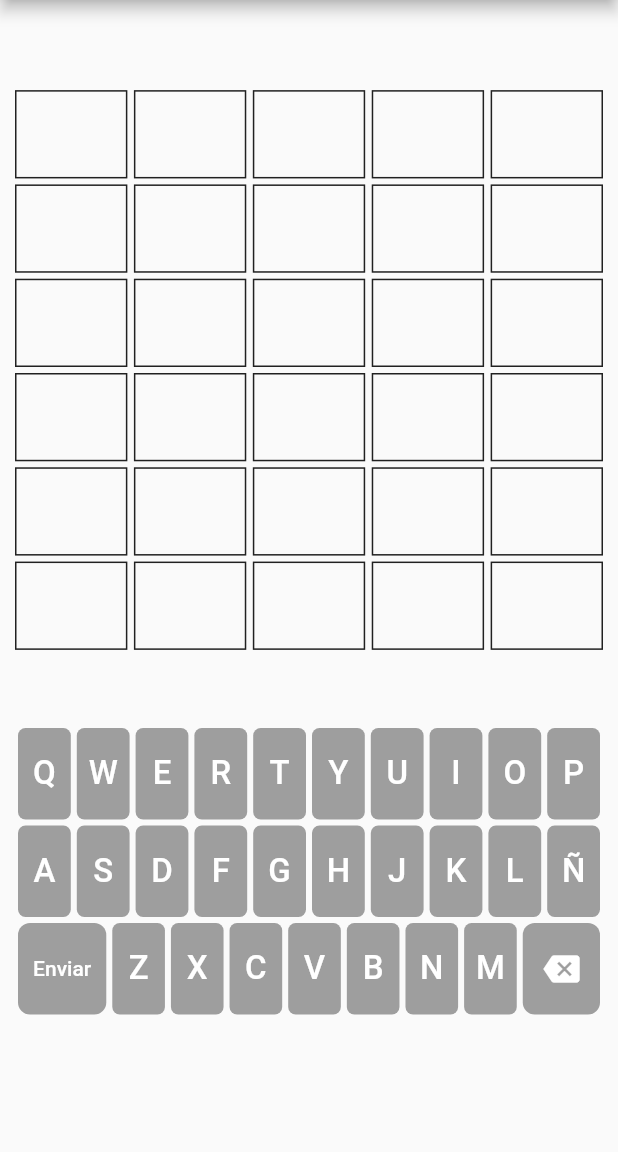
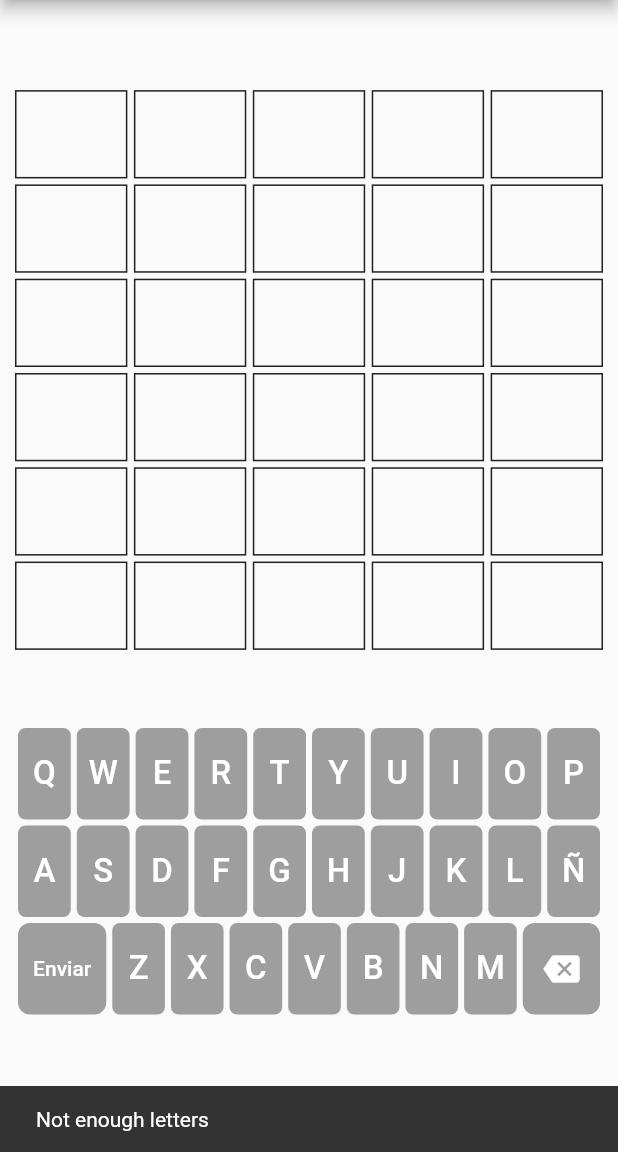
Before and after one commit to aaguueeroo/la_palabra_del_dia, a Flutter app: the screen it shows after launch, after a tap on "Enviar", on a phone screen of 412 x 824 dp, the part 84-1236 px from its top. Run offline on Flutter 3.47's test engine with Material 2 defaults, Android fonts, the phone set to English and light mode, and no system bars.

Commit message:
added color response

```diff
--- /dev/null
+++ b/lib/constants/globals.dart
@@ -0,0 +1,30 @@
+import 'package:flutter/material.dart';
+
+Characters? wordToGuess;
+
+/// The number of max attempts that the user can make.
+const int maxAttempts = 6;
+
+/// List of possible words that the user can guess. The word is chosen randomly
+/// from this list every time the game view is built.
+///
+/// By default, all the words have a length of 5 letters.
+List<Characters> wordList = [
+  Characters('JULIA'),
+  Characters('FUEGO'),
+  Characters('CIELO'),
+  Characters('NIEVE'),
+  Characters('PODER'),
+  Characters('MENOR'),
+  Characters('NOVIO'),
+  Characters('JUEGO'),
+  Characters('TUNEL'),
+  Characters('PASTO'),
+  Characters('VICIO'),
+  Characters('DROGA'),
+  Characters('CREMA'),
+  Characters('MOVIL'),
+  Characters('CALLO'),
+  Characters('FIERA'),
+  Characters('EXTRA'),
+];
--- /dev/null
+++ b/lib/controller/game_controller.dart
@@ -0,0 +1,149 @@
+import 'dart:math';
+
+import 'package:flutter/material.dart';
+import 'package:la_palabra_del_dia/main.dart';
+import '../constants/globals.dart';
+import '../model/letter.dart';
+
+class GameController with ChangeNotifier {
+  static final GameController _singleton = GameController._internal();
+
+  factory GameController() {
+    // _singleton._game = Provider.of<Game>(context);
+
+    return _singleton;
+  }
+
+  GameController._internal() {
+    _currentAttempt = 0;
+    _attemptedWords = [[]];
+  }
+
+  //VARIABLES
+  late List<List<Letter>> _attemptedWords;
+  late int _currentAttempt;
+
+  get currentAttempt => _currentAttempt;
+  get attemptedWords => _attemptedWords;
+
+  Future<void> setNewWordToGuess() async {
+    final random = await Random().nextInt(wordList.length);
+    wordToGuess = wordList[random];
+    print(wordToGuess);
+  }
+
+  void inputLetter(String letter) {
+    int position = _attemptedWords[_currentAttempt].length;
+    if (_attemptedWords[currentAttempt].length < wordToGuess!.length) {
+      _attemptedWords[currentAttempt].add(Letter(
+        character: letter,
+        position: position,
+      ));
+    }
+    notifyListeners();
+  }
+
+  void deleteLetter() {
+    if (_attemptedWords[currentAttempt].isNotEmpty) {
+      _attemptedWords[currentAttempt].removeLast();
+    }
+    notifyListeners();
+  }
+
+  void sendAttempt() {
+    // if the word is complete
+    if (_attemptedWords[currentAttempt].length == wordToGuess!.length) {
+      if (isWordCorrect()) {
+        scaffoldMessengerKey.currentState!
+            .showSnackBar(const SnackBar(content: Text('Enhorabuena!')));
+      } else {
+        //show wrong and right letters
+        addAttemptedWord();
+      }
+    }
+
+    //if there are letters missing
+    else {
+      scaffoldMessengerKey.currentState!
+          .showSnackBar(const SnackBar(content: Text('Not enough letters')));
+    }
+  }
+
+  /// Called when a word is guessed incorrectly.
+  void addAttemptedWord() {
+    _attemptedWords.add([]);
+    _currentAttempt++;
+    if (_currentAttempt > maxAttempts) {
+      _currentAttempt = maxAttempts;
+      endGame();
+    }
+    notifyListeners();
+  }
+
+  bool isWordCorrect() {
+    for (int i = 0; i < wordToGuess!.length; i++) {
+      if (_attemptedWords[_currentAttempt][i].character !=
+          wordToGuess!.elementAt(i)) {
+        return false;
+      }
+    }
+    return true;
+  }
+
+  /// Finishes the game.
+  ///
+  ///
+  void endGame() {}
+
+  ///VIEW
+  Letter? getLetterInIndex({required int index, required int attempt}) {
+    try {
+      return _attemptedWords[attempt][index];
+    } catch (e) {
+      return null;
+    }
+  }
+
+  Color getLetterColor({required int index, required int attempt}) {
+    try {
+      // Before sending the word
+      if (attempt == _currentAttempt && !isWordCorrect()) {
+        return Colors.transparent;
+      }
+      // // When the word is correct
+      // if (attempt == _currentAttempt && isWordCorrect()) {
+      //   return Colors.green;
+      // }
+
+      Letter currentLetter = _attemptedWords[attempt][index];
+      int appearancesInWord = 0;
+
+      for (int i = 0; i < wordToGuess!.length; i++) {
+        if (wordToGuess!.elementAt(i) == currentLetter.character)
+          appearancesInWord++;
+      }
+
+      if (appearancesInWord == 0) return Colors.transparent;
+
+      if (currentLetter.isInRightPosition()) return Colors.green;
+
+      bool isYellow(int notInPlaceAppearances) {
+        int appearancesBeforeCurrent = 0;
+        for (int i = 0; i < currentLetter.position; i++) {
+          if (_attemptedWords[attempt][i].character ==
+              currentLetter.character) {
+            appearancesBeforeCurrent++;
+          }
+        }
+        if (notInPlaceAppearances > appearancesBeforeCurrent) return true;
+        return false;
+      }
+
+      return isYellow(appearancesInWord) ? Colors.yellow : Colors.transparent;
+
+      return Colors.transparent;
+    } catch (e) {
+      return Colors.transparent;
+    }
+  }
+}
--- a/lib/controller/input_provider.dart
+++ /dev/null
@@ -1,125 +0,0 @@
-import 'package:flutter/cupertino.dart';
-import 'package:flutter/material.dart';
-import 'package:la_palabra_del_dia/main.dart';
-
-class InputProvider with ChangeNotifier {
-  /// The number of letters that the word to guess has.
-  static const int numberOfLetters = 5;
-
-  /// The word that the user must guess.
-  Characters wordToGuess = Characters('JULIA');
-
-  /// The number of max attempts that the user can make.
-  static const int maxAttempts = 6;
-
-  /// The current attempt that the user is trying.
-  int attempt = 0;
-
-  /// List of words that the user has guessed so far. Every time the user
-  /// inputs a key on the keyboard, this list is updated.
-  List<Characters?> attemptedWords = [
-    Characters(''),
-    Characters(''),
-    Characters(''),
-    Characters(''),
-    Characters(''),
-    Characters(''),
-  ];
-
-  /// Adds the letter that the user presses on the keyboard to the current
-  /// attempt. Checks if all the letters of the word have been inputted. In
-  /// that case, it returns.
-  ///
-  /// Called every time the user presses a letter on the keyboard.
-  ///
-  /// It takes the parameter [letter] which is the letter that the user pressed
-  /// in the keyboard.
-  void addLetterToCurrentAttempt(String letter) {
-    if (attemptedWords[attempt]?.length == numberOfLetters) {
-      return;
-    }
-
-    attemptedWords[attempt] = attemptedWords[attempt]! + letter.characters;
-    notifyListeners();
-  }
-
-  /// Removes the last letter that the user pressed on the keyboard from the
-  /// current attempt. If the current attempt is empty, it doesn't do anything.
-  ///
-  /// Called when the user presses the backspace button on the keyboard.
-  void deleteLetterFromCurrentAttempt() {
-    if (attemptedWords[attempt]!.isEmpty) {
-      return;
-    }
-
-    attemptedWords[attempt] = attemptedWords[attempt]!
-        .getRange(0, attemptedWords[attempt]!.length - 1);
-
-    notifyListeners();
-  }
-
-  /// Called when the user presses the enter button on the keyboard.
-  ///
-  /// Checks if the current attempt has all the words. If it does, it checks if
-  /// the current attempt is correct. If it is, the user wins the game.
-  /// If it is not, it adds the current attempt to the list of attempted words
-  /// using [addWordToAttemptedWords] and increments the attempt counter.
-  void sendCurrentAttempt() {
-    // Check for length.
-    if (attemptedWords[attempt]!.length != numberOfLetters) {
-      return;
-    }
-
-    // If the word is correct.
-    if (attemptedWords[attempt] == wordToGuess) {
-      //TODO win the game
-      scaffoldMessengerKey.currentState!
-          .showSnackBar(SnackBar(content: Text('Correcto!')));
-    }
-    // If the word is not correct
-    else {
-      incrementAttempt();
-    }
-
-    print(attemptedWords);
-    print(wordToGuess);
-  }
-
-  // Sets [intento] to the next attempt. It is called when user presses the
-  // "Enviar" button.
-  void incrementAttempt() {
-    attempt++;
-
-    // When the user reaches the max number of attempts, the game finishes
-    if (attempt > maxAttempts) {
-      attempt = maxAttempts;
-      endGame();
-    }
-    notifyListeners();
-  }
-
-  /// Returns the letter in the [index] position of the [attempt] attempt to
-  /// fill the letter boxes showing the attempts.
-  ///
-  /// It takes the parameters [index] which is the index of the letter to get
-  /// and [attempt] which is the attempt from the list of attempted words.
-  ///
-  /// Returns the letter in the requested position or null if the letter has not
-  /// been typed yet.
-  String? getLetterInIndex({required int index, required int attempt}) {
-    // Case when the user has not introduced a try yet
-    if (attemptedWords.length - 1 < attempt) {
-      return null;
-    }
-    //
-    else if (index >= attemptedWords[attempt]!.length) {
-      return null;
-    }
-    return attemptedWords[attempt]!.elementAt(index);
-  }
-
-  /// Finishes the game.
-  ///
-  ///
-  void endGame() {}
-}
--- a/lib/guess_word_view.dart
+++ b/lib/guess_word_view.dart
@@ -1,9 +1,34 @@
 import 'package:flutter/material.dart';
-import 'package:la_palabra_del_dia/view/palabra/palabra_input.dart';
-import 'package:la_palabra_del_dia/view/teclado/teclado.dart';
+import 'package:la_palabra_del_dia/controller/game_controller.dart';
+import 'package:la_palabra_del_dia/view/keyboard/keyboard.dart';
+import 'package:la_palabra_del_dia/view/word/word_attempt.dart';
+import 'package:provider/provider.dart';
+import 'constants/globals.dart';
 
-class GuessWordView extends StatelessWidget {
+class GuessWordView extends StatefulWidget {
   const GuessWordView({Key? key}) : super(key: key);
+
+  @override
+  State<GuessWordView> createState() => _GuessWordViewState();
+}
+
+class _GuessWordViewState extends State<GuessWordView> {
+  bool isLoading = true;
+
+  @override
+  void initState() {
+    super.initState();
+  }
+
+  @override
+  void didChangeDependencies() async {
+    await Provider.of<GameController>(context, listen: false)
+        .setNewWordToGuess();
+    setState(() {
+      isLoading = false;
+    });
+    super.didChangeDependencies();
+  }
 
   @override
   Widget build(BuildContext context) {
@@ -11,23 +36,21 @@ class GuessWordView extends StatelessWidget {
       appBar: AppBar(
         title: const Text('La Palabra del Día'),
       ),
-      body: Center(
+      body: isLoading
+          ? const Center(child: CircularProgressIndicator())
+          : Center(
               child: Padding(
                 padding: const EdgeInsets.all(10),
                 child: Column(
                   mainAxisAlignment: MainAxisAlignment.center,
                   children: [
-              Spacer(),
-              Palabra(intento: 0),
-              Palabra(intento: 1),
-              Palabra(intento: 2),
-              Palabra(intento: 3),
-              Palabra(intento: 4),
-              Palabra(intento: 5),
-              Spacer(),
+                    const Spacer(),
+                    for (int i = 0; i < maxAttempts; i++)
+                      WordAttemptBox(attempt: i),
+                    const Spacer(),
                     SizedBox(
                       height: MediaQuery.of(context).size.height / 3,
-                child: Teclado(),
+                      child: const Keyboard(),
                     ),
                   ],
                 ),
--- a/lib/main.dart
+++ b/lib/main.dart
@@ -1,5 +1,5 @@
 import 'package:flutter/material.dart';
-import 'package:la_palabra_del_dia/controller/input_provider.dart';
+import 'package:la_palabra_del_dia/controller/game_controller.dart';
 import 'package:la_palabra_del_dia/guess_word_view.dart';
 import 'package:provider/provider.dart';
 
@@ -10,7 +10,7 @@ void main() {
   runApp(
     MultiProvider(
       providers: [
-        ChangeNotifierProvider(create: (_) => InputProvider()),
+        ChangeNotifierProvider(create: (_) => GameController()),
       ],
       child: const MyApp(),
     ),
--- a/lib/model/letra_enviada.dart
+++ /dev/null
@@ -1,8 +0,0 @@
-class LetraEnviada {
-  String character;
-  int position;
-  bool? isInTheWord;
-  bool? isInRightPlace;
-
-  LetraEnviada({required this.character, required this.position});
-}
--- /dev/null
+++ b/lib/model/letter.dart
@@ -0,0 +1,37 @@
+import 'package:flutter/cupertino.dart';
+
+import '../constants/globals.dart';
+
+class Letter {
+  /// The character of the [Letter].
+  String character;
+
+  int position;
+
+  /// Boolean that indicates if the [Letter] is contained in the word to be guessed.
+
+  /// Boolean that indicates if the [Letter] is contained in the word to be guessed
+  /// and is in the same position.
+
+  Letter({required this.character, required this.position});
+
+  /// Checks if the [Letra] is in the word.
+  bool isInWord() {
+    for (int i = 0; i < wordToGuess!.length; i++) {
+      if (Characters(character) == wordToGuess!.characterAt(i)) {
+        return true;
+      }
+    }
+
+    return false;
+  }
+
+  /// Checks if the [Letra] is in the right position.
+  bool isInRightPosition() {
+    if (Characters(character) == wordToGuess!.characterAt(position)) {
+      return true;
+    }
+
+    return false;
+  }
+}
--- a/lib/model/palabra_adivinar.dart
+++ /dev/null
@@ -1,11 +0,0 @@
-import 'package:flutter/material.dart';
-
-class PalabraAdivinar {
-  Characters letras;
-
-  PalabraAdivinar({required this.letras});
-
-  bool containsLetter(String letter) {
-    return letras.contains(letter);
-  }
-}
--- a/lib/view/teclado/tecla_borrar.dart
+++ b/lib/view/keyboard/delete_key.dart
@@ -1,13 +1,12 @@
 import 'package:flutter/material.dart';
-import 'package:la_palabra_del_dia/controller/input_provider.dart';
-import 'package:provider/provider.dart';
+import 'package:la_palabra_del_dia/controller/game_controller.dart';
 
-class TeclaBorrar extends StatelessWidget {
-  const TeclaBorrar({Key? key}) : super(key: key);
+class DeleteKey extends StatelessWidget {
+  const DeleteKey({Key? key}) : super(key: key);
 
   @override
   Widget build(BuildContext context) {
-    InputProvider controller = Provider.of<InputProvider>(context);
+    GameController controller = GameController();
     double width = MediaQuery.of(context).size.width;
     double teclaWidth = width / 8;
 
@@ -19,7 +18,7 @@ class TeclaBorrar extends StatelessWidget {
         borderRadius: BorderRadius.circular(8),
       ),
       child: IconButton(
-        onPressed: controller.deleteLetterFromCurrentAttempt,
+        onPressed: controller.deleteLetter,
         icon: const Icon(
           Icons.backspace,
           color: Colors.white,
--- /dev/null
+++ b/lib/view/keyboard/keyboard.dart
@@ -0,0 +1,74 @@
+import 'package:flutter/material.dart';
+import 'package:la_palabra_del_dia/view/keyboard/delete_key.dart';
+import 'package:la_palabra_del_dia/view/keyboard/send_key.dart';
+
+import 'letter_key.dart';
+
+class Keyboard extends StatelessWidget {
+  const Keyboard({Key? key}) : super(key: key);
+  static const teclaHeight = 65.0;
+
+  @override
+  Widget build(BuildContext context) {
+    return Column(
+      children: [
+        SizedBox(
+          height: teclaHeight,
+          child: Row(
+            mainAxisAlignment: MainAxisAlignment.spaceBetween,
+            crossAxisAlignment: CrossAxisAlignment.stretch,
+            children: const [
+              LetterKey(letter: 'Q'),
+              LetterKey(letter: 'W'),
+              LetterKey(letter: 'E'),
+              LetterKey(letter: 'R'),
+              LetterKey(letter: 'T'),
+              LetterKey(letter: 'Y'),
+              LetterKey(letter: 'U'),
+              LetterKey(letter: 'I'),
+              LetterKey(letter: 'O'),
+              LetterKey(letter: 'P'),
+            ],
+          ),
+        ),
+        SizedBox(
+          height: teclaHeight,
+          child: Row(
+            mainAxisAlignment: MainAxisAlignment.spaceBetween,
+            crossAxisAlignment: CrossAxisAlignment.stretch,
+            children: const [
+              LetterKey(letter: 'A'),
+              LetterKey(letter: 'S'),
+              LetterKey(letter: 'D'),
+              LetterKey(letter: 'F'),
+              LetterKey(letter: 'G'),
+              LetterKey(letter: 'H'),
+              LetterKey(letter: 'J'),
+              LetterKey(letter: 'K'),
+              LetterKey(letter: 'L'),
+              LetterKey(letter: 'Ñ'),
+            ],
+          ),
+        ),
+        SizedBox(
+          height: teclaHeight,
+          child: Row(
+            mainAxisAlignment: MainAxisAlignment.spaceBetween,
+            crossAxisAlignment: CrossAxisAlignment.stretch,
+            children: const [
+              SendKey(),
+              LetterKey(letter: 'Z'),
+              LetterKey(letter: 'X'),
+              LetterKey(letter: 'C'),
+              LetterKey(letter: 'V'),
+              LetterKey(letter: 'B'),
+              LetterKey(letter: 'N'),
+              LetterKey(letter: 'M'),
+              DeleteKey(),
+            ],
+          ),
+        ),
+      ],
+    );
+  }
+}
--- a/lib/view/teclado/tecla.dart
+++ b/lib/view/keyboard/letter_key.dart
@@ -1,15 +1,15 @@
 import 'package:flutter/material.dart';
 import 'package:provider/provider.dart';
 
-import '../../controller/input_provider.dart';
+import '../../controller/game_controller.dart';
 
-class Tecla extends StatelessWidget {
-  const Tecla({Key? key, required this.letra}) : super(key: key);
-  final String letra;
+class LetterKey extends StatelessWidget {
+  const LetterKey({Key? key, required this.letter}) : super(key: key);
+  final String letter;
 
   @override
   Widget build(BuildContext context) {
-    InputProvider controller = Provider.of<InputProvider>(context);
+    GameController controller = GameController();
     Color color = Colors.grey;
 
     return Expanded(
@@ -21,9 +21,9 @@ class Tecla extends StatelessWidget {
           borderRadius: BorderRadius.circular(5),
         ),
         child: TextButton(
-          onPressed: () => controller.addLetterToCurrentAttempt(letra),
+          onPressed: () => controller.inputLetter(letter),
           child: Text(
-            letra,
+            letter,
             style: const TextStyle(
               color: Colors.white,
               fontSize: 22,
--- a/lib/view/teclado/tecla_enviar.dart
+++ b/lib/view/keyboard/send_key.dart
@@ -1,13 +1,13 @@
 import 'package:flutter/material.dart';
-import 'package:la_palabra_del_dia/controller/input_provider.dart';
+import 'package:la_palabra_del_dia/controller/game_controller.dart';
 import 'package:provider/provider.dart';
 
-class TeclaEnviar extends StatelessWidget {
-  const TeclaEnviar({Key? key}) : super(key: key);
+class SendKey extends StatelessWidget {
+  const SendKey({Key? key}) : super(key: key);
 
   @override
   Widget build(BuildContext context) {
-    InputProvider controller = Provider.of<InputProvider>(context);
+    GameController controller = GameController();
     double width = MediaQuery.of(context).size.width;
     double teclaWidth = width / 7;
 
@@ -19,7 +19,7 @@ class TeclaEnviar extends StatelessWidget {
         borderRadius: BorderRadius.circular(8),
       ),
       child: TextButton(
-        onPressed: controller.sendCurrentAttempt,
+        onPressed: controller.sendAttempt,
         child: const Text(
           'Enviar',
           style: TextStyle(color: Colors.white),
--- a/lib/view/palabra/palabra_input.dart
+++ /dev/null
@@ -1,22 +0,0 @@
-import 'package:flutter/material.dart';
-import 'package:la_palabra_del_dia/view/palabra/letra_recuadro.dart';
-
-class Palabra extends StatelessWidget {
-  const Palabra({Key? key, required this.intento}) : super(key: key);
-
-  final int intento;
-
-  @override
-  Widget build(BuildContext context) {
-    return Row(
-      mainAxisAlignment: MainAxisAlignment.spaceBetween,
-      children: [
-        LetraRecuadro(index: 0, attempt: intento),
-        LetraRecuadro(index: 1, attempt: intento),
-        LetraRecuadro(index: 2, attempt: intento),
-        LetraRecuadro(index: 3, attempt: intento),
-        LetraRecuadro(index: 4, attempt: intento),
-      ],
-    );
-  }
-}
--- a/lib/view/teclado/teclado.dart
+++ /dev/null
@@ -1,73 +0,0 @@
-import 'package:flutter/material.dart';
-import 'package:la_palabra_del_dia/view/teclado/tecla.dart';
-import 'package:la_palabra_del_dia/view/teclado/tecla_borrar.dart';
-import 'package:la_palabra_del_dia/view/teclado/tecla_enviar.dart';
-
-class Teclado extends StatelessWidget {
-  const Teclado({Key? key}) : super(key: key);
-  static const teclaHeight = 65.0;
-
-  @override
-  Widget build(BuildContext context) {
-    return Column(
-      children: [
-        SizedBox(
-          height: teclaHeight,
-          child: Row(
-            mainAxisAlignment: MainAxisAlignment.spaceBetween,
-            crossAxisAlignment: CrossAxisAlignment.stretch,
-            children: const [
-              Tecla(letra: 'Q'),
-              Tecla(letra: 'W'),
-              Tecla(letra: 'E'),
-              Tecla(letra: 'R'),
-              Tecla(letra: 'T'),
-              Tecla(letra: 'Y'),
-              Tecla(letra: 'U'),
-              Tecla(letra: 'I'),
-              Tecla(letra: 'O'),
-              Tecla(letra: 'P'),
-            ],
-          ),
-        ),
-        SizedBox(
-          height: teclaHeight,
-          child: Row(
-            mainAxisAlignment: MainAxisAlignment.spaceBetween,
-            crossAxisAlignment: CrossAxisAlignment.stretch,
-            children: const [
-              Tecla(letra: 'A'),
-              Tecla(letra: 'S'),
-              Tecla(letra: 'D'),
-              Tecla(letra: 'F'),
-              Tecla(letra: 'G'),
-              Tecla(letra: 'H'),
-              Tecla(letra: 'J'),
-              Tecla(letra: 'K'),
-              Tecla(letra: 'L'),
-              Tecla(letra: 'Ñ'),
-            ],
-          ),
-        ),
-        SizedBox(
-          height: teclaHeight,
-          child: Row(
-            mainAxisAlignment: MainAxisAlignment.spaceBetween,
-            crossAxisAlignment: CrossAxisAlignment.stretch,
-            children: const [
-              TeclaEnviar(),
-              Tecla(letra: 'Z'),
-              Tecla(letra: 'X'),
-              Tecla(letra: 'C'),
-              Tecla(letra: 'V'),
-              Tecla(letra: 'B'),
-              Tecla(letra: 'N'),
-              Tecla(letra: 'M'),
-              TeclaBorrar(),
-            ],
-          ),
-        ),
-      ],
-    );
-  }
-}
--- a/lib/view/palabra/letra_recuadro.dart
+++ b/lib/view/word/letter_box.dart
@@ -1,17 +1,19 @@
 import 'package:flutter/material.dart';
-import 'package:la_palabra_del_dia/controller/input_provider.dart';
+import 'package:la_palabra_del_dia/controller/game_controller.dart';
 import 'package:provider/provider.dart';
 
-class LetraRecuadro extends StatelessWidget {
+import '../../model/letter.dart';
+
+class LetterBox extends StatelessWidget {
   final int index;
   final int attempt;
 
-  LetraRecuadro({Key? key, required this.index, required this.attempt})
+  const LetterBox({Key? key, required this.index, required this.attempt})
       : super(key: key);
 
   @override
   Widget build(BuildContext context) {
-    InputProvider controller = Provider.of<InputProvider>(context);
+    GameController controller = Provider.of<GameController>(context);
 
     double width = MediaQuery.of(context).size.width;
     double height = MediaQuery.of(context).size.height;
@@ -19,7 +21,10 @@ class LetraRecuadro extends StatelessWidget {
     double teclaWidth = width / 5.5;
     double teclaHeight = height / 14;
 
-    String? letra = controller.getLetterInIndex(index: index, attempt: attempt);
+    Letter? letter =
+        controller.getLetterInIndex(index: index, attempt: attempt);
+    Color color = controller.getLetterColor(index: index, attempt: attempt);
+    // Color color = Colors.transparent;
 
     return Container(
       alignment: Alignment.center,
@@ -27,16 +32,16 @@ class LetraRecuadro extends StatelessWidget {
       width: teclaWidth,
       margin: const EdgeInsets.symmetric(vertical: 2),
       decoration: BoxDecoration(
-        color: Colors.transparent,
+        color: color,
         border: Border.all(
           color: Colors.black87,
           width: 1,
         ),
       ),
-      child: letra != null
+      child: letter != null
           ? Text(
-              letra,
-              style: TextStyle(
+              letter.character,
+              style: const TextStyle(
                 color: Colors.black87,
                 fontSize: 54,
                 fontWeight: FontWeight.w300,
--- /dev/null
+++ b/lib/view/word/word_attempt.dart
@@ -0,0 +1,23 @@
+import 'package:flutter/material.dart';
+import 'package:la_palabra_del_dia/constants/globals.dart';
+import 'package:la_palabra_del_dia/controller/game_controller.dart';
+import 'package:la_palabra_del_dia/view/word/letter_box.dart';
+
+class WordAttemptBox extends StatelessWidget {
+  const WordAttemptBox({Key? key, required this.attempt}) : super(key: key);
+
+  final int attempt;
+
+  @override
+  Widget build(BuildContext context) {
+    GameController controller = GameController();
+
+    return Row(
+      mainAxisAlignment: MainAxisAlignment.spaceBetween,
+      children: [
+        for (int i = 0; i < wordToGuess!.length; i++)
+          LetterBox(index: i, attempt: attempt),
+      ],
+    );
+  }
+}
```
Lines whose indentation alone changed are shown as unchanged.
